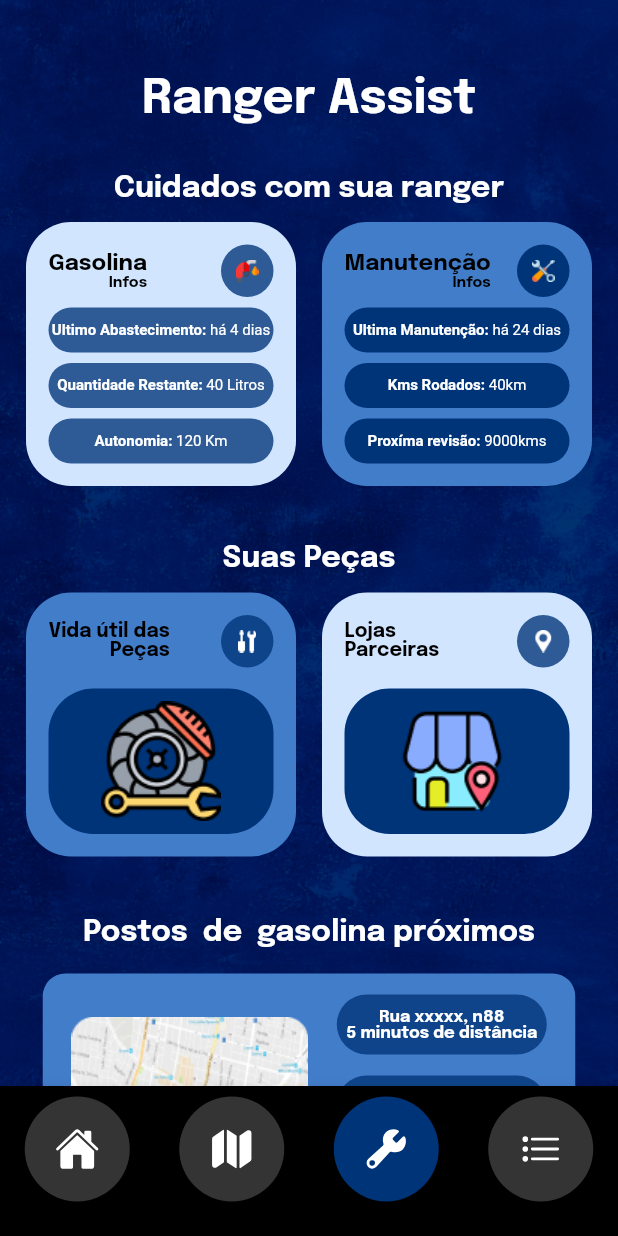
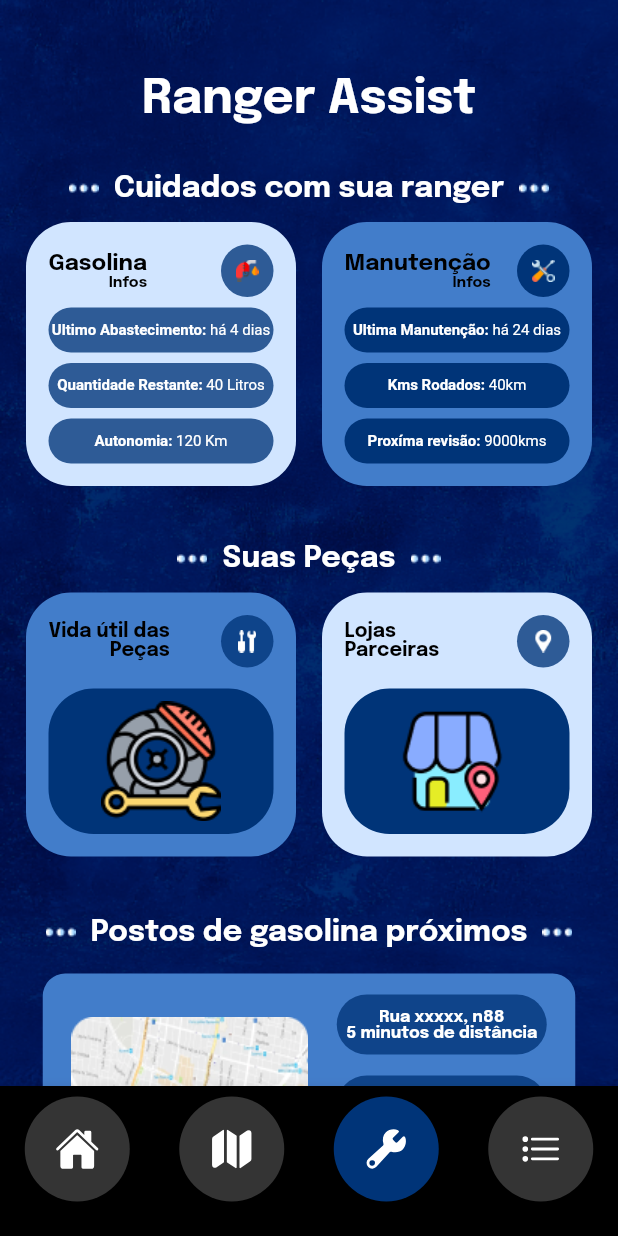
Before and after one commit to TechVision-FordRanger/Front-End-flutter, a Flutter app: the HomePage screen opened by its route, item 3 of the bottom bar chosen, on a phone screen of 412 x 824 dp. Run offline on Flutter 3.47's test engine with Material 2 defaults, Android fonts, the phone set to English and light mode, and no system bars; our stand-ins replace ionicons, mask_text_input_formatter; missing offline and left inert: flutter_pdfview.

Commit message:
bolinhas ranger assist

```diff
--- a/lib/screens/ranger_assist.dart
+++ b/lib/screens/ranger_assist.dart
@@ -20,10 +20,24 @@ class RangerAssist extends StatelessWidget {
       ),
       Padding(
         padding: const EdgeInsets.only(top: 170 - (91 + 47)),
-        child: DefaultText(
-            text: 'Cuidados com sua ranger',
-            fontSize: 20,
-            weight: FontWeight.w700),
+        child: Row(
+          mainAxisAlignment: MainAxisAlignment.center,
+          children: [
+            Padding(
+              padding: const EdgeInsets.only(right: 10),
+              child: Image.asset('assets/images/dots.png'),
+            ),
+            DefaultText(
+              text: 'Cuidados com sua ranger',
+              fontSize: 20,
+              weight: FontWeight.w700,
+            ),
+            Padding(
+              padding: const EdgeInsets.only(left: 10),
+              child: Image.asset('assets/images/dots.png'),
+            ),
+          ],
+        ),
       ),
       Padding(
         padding: const EdgeInsets.only(top: 206 - (150 + 44)),
@@ -305,7 +319,25 @@ class RangerAssist extends StatelessWidget {
       ),
       Padding(
         padding: const EdgeInsets.only(top: 420 - (176 + 206)),
-        child: DefaultText(text: 'Suas Peças', fontSize: 20),
+        child: Row(
+          mainAxisAlignment: MainAxisAlignment.center,
+          children: [
+            Padding(
+              padding: const EdgeInsets.only(right: 10),
+              child: Image.asset('assets/images/dots.png'),
+            ),
+            DefaultText(
+              text: 'Suas Peças',
+              fontSize: 20,
+              weight: FontWeight
+                  .w700, // Adicione isso se quiser a fonte em negrito como no segundo
+            ),
+            Padding(
+              padding: const EdgeInsets.only(left: 10),
+              child: Image.asset('assets/images/dots.png'),
+            ),
+          ],
+        ),
       ),
       Padding(
         padding: const EdgeInsets.only(top: 206 - (150 + 44)),
@@ -410,9 +442,22 @@ class RangerAssist extends StatelessWidget {
       ),
       Padding(
         padding: const EdgeInsets.only(top: 40),
-        child: DefaultText(
-          text: 'Postos  de  gasolina próximos',
-          fontSize: 20,
+        child: Row(
+          mainAxisAlignment: MainAxisAlignment.center,
+          children: [
+            Padding(
+              padding: const EdgeInsets.only(right: 10),
+              child: Image.asset('assets/images/dots.png'),
+            ),
+            DefaultText(
+              text: 'Postos de gasolina próximos',
+              fontSize: 20,
+            ),
+            Padding(
+              padding: const EdgeInsets.only(left: 10),
+              child: Image.asset('assets/images/dots.png'),
+            ),
+          ],
         ),
       ),
       Padding(
@@ -510,7 +555,23 @@ class RangerAssist extends StatelessWidget {
       ),
       Padding(
         padding: const EdgeInsets.only(top: 50),
-        child: DefaultText(text: 'Manual do Veículo', fontSize: 20),
+        child: Row(
+          mainAxisAlignment: MainAxisAlignment.center,
+          children: [
+            Padding(
+              padding: const EdgeInsets.only(right: 10),
+              child: Image.asset('assets/images/dots.png'),
+            ),
+            DefaultText(
+              text: 'Manual do Veículo',
+              fontSize: 20,
+            ),
+            Padding(
+              padding: const EdgeInsets.only(left: 10),
+              child: Image.asset('assets/images/dots.png'),
+            ),
+          ],
+        ),
       ),
       Padding(
         padding: const EdgeInsets.only(top: 17),
```
